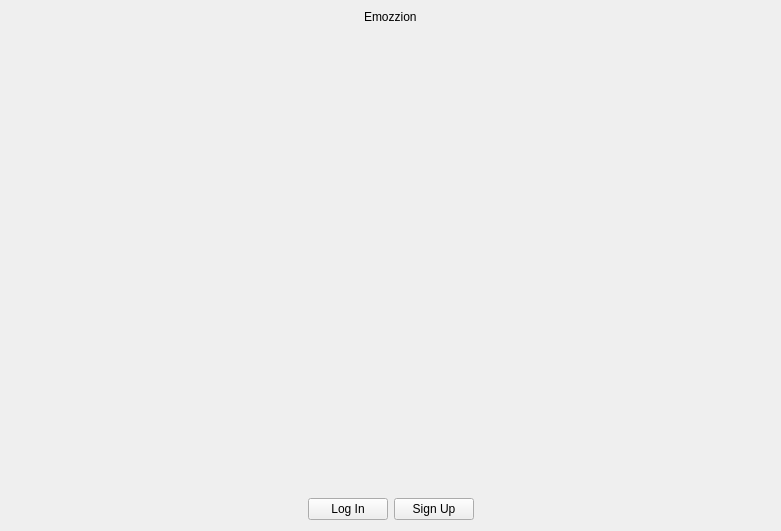
Above: app/startscreen.ui from Greeser/ERFTI before the change. Below: the same form after it.
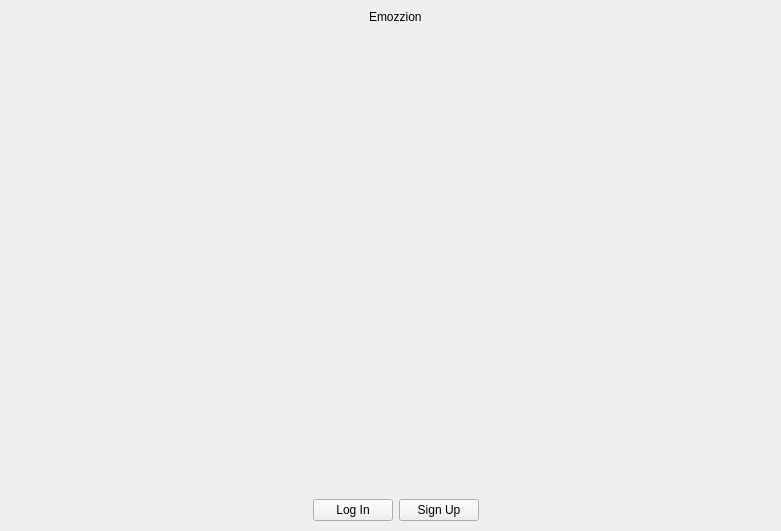
That is the form after the change. Custom widgets are drawn as their Qt base class.

Commit message: Work screen interface + OpenCV Gl window Action buttons 'start'\'stop'

Patch:
```diff
--- a/app/startscreen.ui
+++ b/app/startscreen.ui
@@ -13,13 +13,13 @@
   <property name="windowTitle">
    <string>Form</string>
   </property>
-  <widget class="QWidget" name="">
+  <widget class="QWidget" name="layoutWidget">
    <property name="geometry">
     <rect>
-     <x>10</x>
+     <x>20</x>
      <y>10</y>
-     <width>761</width>
-     <height>510</height>
+     <width>751</width>
+     <height>511</height>
     </rect>
    </property>
    <layout class="QVBoxLayout" name="verticalLayout">
@@ -71,8 +71,8 @@
        <widget class="CQtOpenCVViewerGl" name="inputWindow" native="true">
         <property name="minimumSize">
          <size>
-          <width>330</width>
-          <height>360</height>
+          <width>400</width>
+          <height>300</height>
          </size>
         </property>
        </widget>
```
The commit also changes 7 other files.
